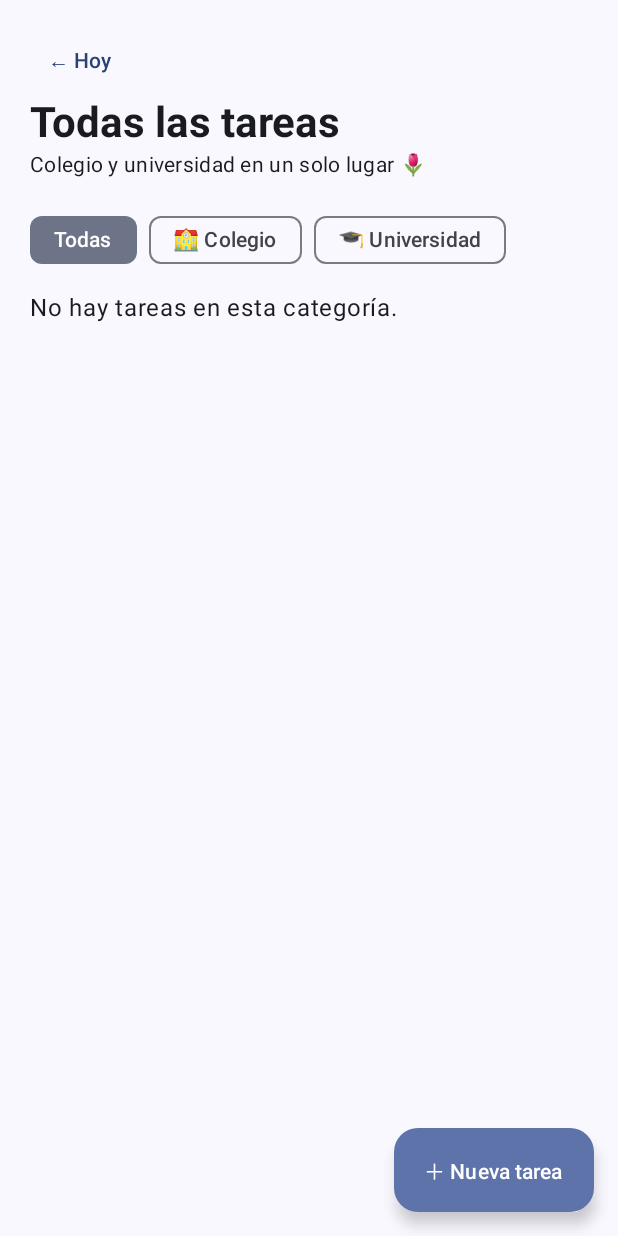
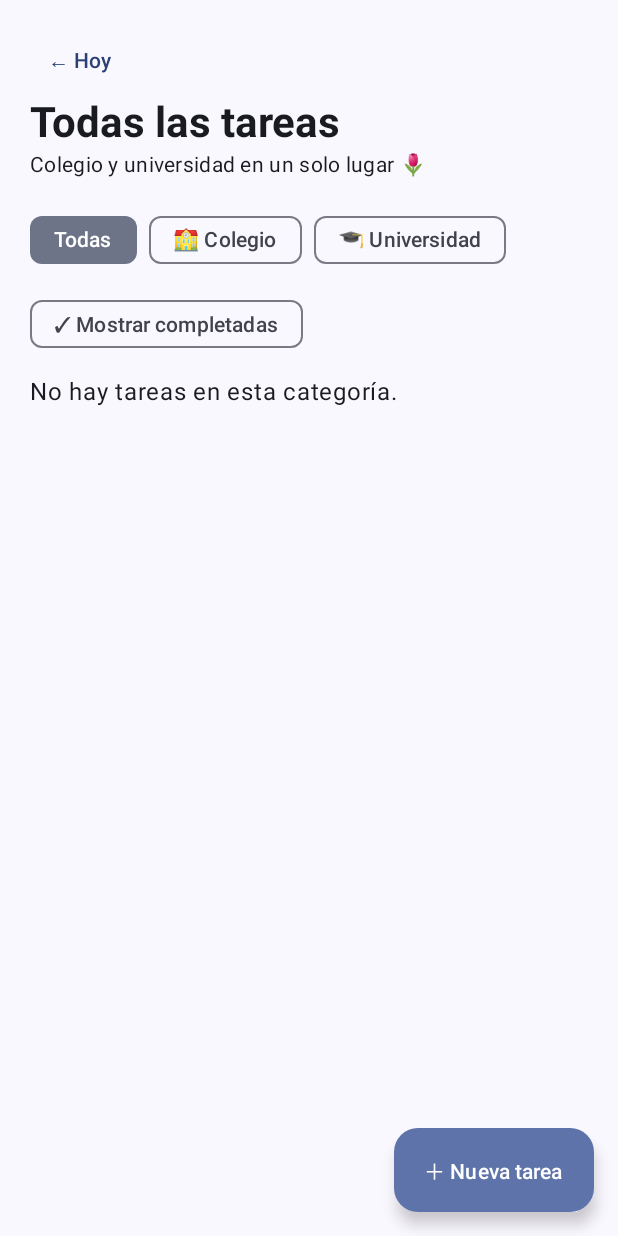
Before and after one commit to crisotocdev/Meri-Agenda, an Android app built with Jetpack Compose: the screen it shows after launch (MainActivity), after a tap on "Ver todas las tareas →", on a phone screen of 412 x 824 dp. Run offline under Robolectric (Android 15) with nearby library versions, the phone set to English and light mode, and no system bars; our stand-ins replace Room's generated code.

Commit message:
feat: agregar filtro para mostrar y ocultar tareas completadas

```diff
--- a/app/src/main/java/com/cris/meriagenda/ui/screens/TaskScreen.kt
+++ b/app/src/main/java/com/cris/meriagenda/ui/screens/TaskScreen.kt
@@ -49,11 +49,15 @@ fun TasksScreen(
         mutableStateOf(TaskFilter.TODAS)
     }
 
+    var showCompleted by remember {
+        mutableStateOf(false)
+    }
+
     var taskToDelete by remember {
         mutableStateOf<Task?>(null)
     }
 
-    val filteredTasks = when (selectedFilter) {
+    val categoryFilteredTasks = when (selectedFilter) {
 
         TaskFilter.TODAS ->
             tasks
@@ -67,6 +71,17 @@ fun TasksScreen(
             tasks.filter {
                 it.category == TaskCategory.UNIVERSIDAD
             }
+    }
+
+    val filteredTasks = if (showCompleted) {
+
+        categoryFilteredTasks
+
+    } else {
+
+        categoryFilteredTasks.filter {
+            !it.isCompleted
+        }
     }
 
     val groupedTasks = filteredTasks
@@ -157,6 +172,26 @@ fun TasksScreen(
             }
 
             Spacer(
+                modifier = Modifier.height(8.dp)
+            )
+
+            FilterChip(
+                selected = showCompleted,
+                onClick = {
+                    showCompleted = !showCompleted
+                },
+                label = {
+                    Text(
+                        text = if (showCompleted) {
+                            "✓ Ocultar completadas"
+                        } else {
+                            "✓ Mostrar completadas"
+                        }
+                    )
+                }
+            )
+
+            Spacer(
                 modifier = Modifier.height(12.dp)
             )
 
@@ -224,6 +259,25 @@ fun TasksScreen(
                         )
                     }
                 }
+                Spacer(
+                    modifier = Modifier.height(8.dp)
+                )
+
+                FilterChip(
+                    selected = showCompleted,
+                    onClick = {
+                        showCompleted = !showCompleted
+                    },
+                    label = {
+                        Text(
+                            if (showCompleted) {
+                                "✓ Ocultar completadas"
+                            } else {
+                                "✓ Mostrar completadas"
+                            }
+                        )
+                    }
+                )
             }
         }
     }
```
